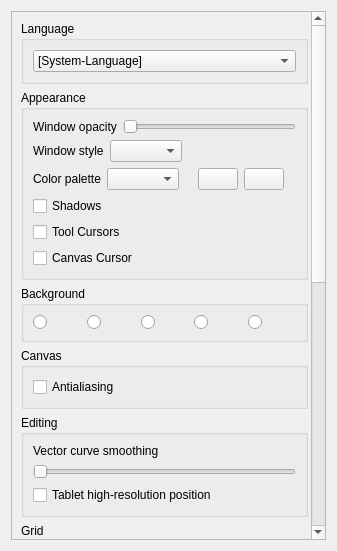
The window that app/ui/generalpage.ui (scribblemaniac/pencil) describes before a commit, drawn with Qt 5.
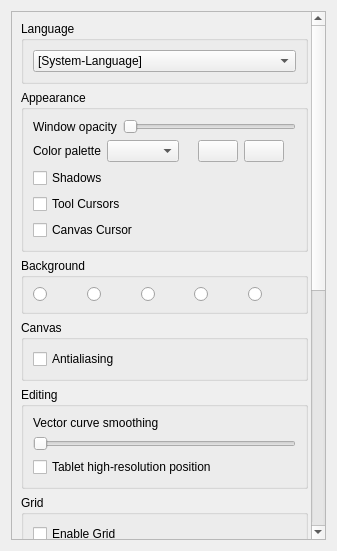
The same window after the commit. Icons and pictures are not drawn.

Commit message: Remove ability to change style

```diff
--- a/app/ui/generalpage.ui
+++ b/app/ui/generalpage.ui
@@ -83,33 +83,6 @@
             </item>
            </layout>
           </item>
-          <item>
-           <layout class="QHBoxLayout" name="horizontalLayout_4">
-            <item>
-             <widget class="QLabel" name="styleLabel">
-              <property name="text">
-               <string>Window style</string>
-              </property>
-             </widget>
-            </item>
-            <item>
-             <widget class="QComboBox" name="styleCombo"/>
-            </item>
-            <item>
-             <spacer name="styleSpacer">
-              <property name="orientation">
-               <enum>Qt::Horizontal</enum>
-              </property>
-              <property name="sizeHint" stdset="0">
-               <size>
-                <width>40</width>
-                <height>20</height>
-               </size>
-              </property>
-             </spacer>
-            </item>
-           </layout>
-          </item>
           <item>
            <layout class="QHBoxLayout" name="horizontalLayout_5">
             <item>
```
Left out of the diff: 1 changed line with no effect on the pictures. The commit also changes 7 other files.
